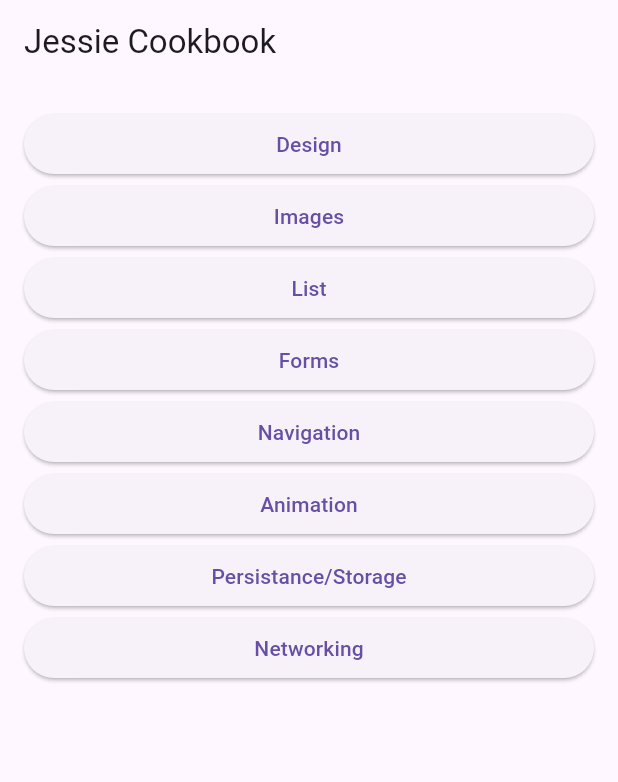
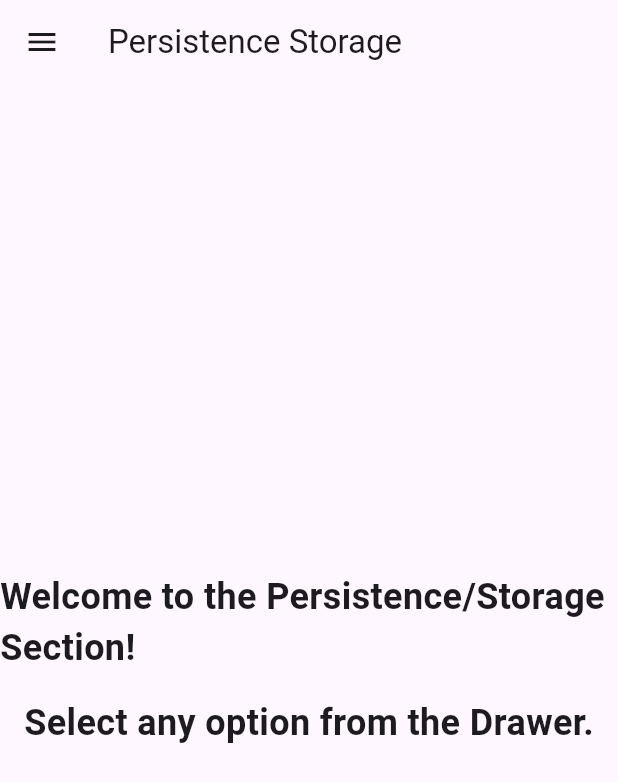
Before and after one commit to Jess4lxy/Jessie_Cookbook, a Flutter app: the screen it shows after launch, after a tap on "Persistance/Storage", on a phone screen of 412 x 824 dp. Shown: the top 782 px of the screen. Run offline on Flutter 3.47's test engine with Material 3 defaults, Android fonts, the phone set to English and light mode, and no system bars; our stand-ins replace shared_preferences, sqflite, transparent_image; accounts and stored records are empty; network calls fail.

Commit message:
other java version usage + all the persistance screen done

```diff
--- a/src/lib/main.dart
+++ b/src/lib/main.dart
@@ -6,6 +6,7 @@ import 'screens/list_screen.dart';
 import 'screens/forms_screen.dart';
 import 'screens/navigation_screen.dart';
 import 'screens/animation_screen.dart';
+import 'screens/persistance_storage_screen.dart';
 
 void main() => runApp(const MyApp());
 
@@ -28,6 +29,7 @@ class MyApp extends StatelessWidget {
         '/forms': (context) => const FormsScreen(),
         '/navigation': (context) => const NavigationScreen(),
         '/animation': (context) => const AnimationScreen(),
+        '/persistance': (context) => const PersistanceStorageScreen(),
       },
     );
   }
--- /dev/null
+++ b/src/lib/screens/persistance_storage_screen.dart
@@ -0,0 +1,389 @@
+import 'package:flutter/material.dart';
+import 'package:path/path.dart';
+import 'package:sqflite/sqflite.dart';
+import 'dart:io';
+import 'package:path_provider/path_provider.dart';
+import 'package:shared_preferences/shared_preferences.dart';
+
+class CounterStorage {
+  Future<String> get _localPath async {
+    final directory = await getApplicationDocumentsDirectory();
+    return directory.path;
+  }
+
+  Future<File> get _localFile async {
+    final path = await _localPath;
+    return File('$path/counter.txt');
+  }
+
+  Future<int> readCounter() async {
+    try {
+      final file = await _localFile;
+      final contents = await file.readAsString();
+      return int.parse(contents);
+    } catch (e) {
+      return 0;
+    }
+  }
+
+  Future<File> writeCounter(int counter) async {
+    final file = await _localFile;
+    return file.writeAsString('$counter');
+  }
+}
+
+class PersistanceStorageScreen extends StatefulWidget {
+  const PersistanceStorageScreen({super.key});
+
+  @override
+  State<PersistanceStorageScreen> createState() =>
+      _PersistenceStorageScreenState();
+}
+
+class _PersistenceStorageScreenState extends State<PersistanceStorageScreen> {
+  late Database database;
+  List<Dog> dogsList = [];
+  int _selectedIndex = 0;
+  final TextEditingController _nameController = TextEditingController();
+  final TextEditingController _ageController = TextEditingController();
+  int _counter = 0;
+
+  final CounterStorage storage = CounterStorage();
+
+  @override
+  void initState() {
+    super.initState();
+    _initializeDatabase();
+    storage.readCounter().then((value) {
+      setState(() {
+        _counter = value;
+      });
+    });
+  }
+
+  // Inicializar la base de datos y cargar los perros al iniciar
+  void _initializeDatabase() async {
+    database = await openDatabase(
+      join(await getDatabasesPath(), 'doggie_database.db'),
+      onCreate: (db, version) {
+        return db.execute(
+          'CREATE TABLE dogs(id INTEGER PRIMARY KEY AUTOINCREMENT, name TEXT, age INTEGER)',
+        );
+      },
+      version: 1,
+    );
+    _loadDogs();
+  }
+
+  Future<void> _loadDogs() async {
+    List<Dog> loadedDogs = await _retrieveDogs();
+    setState(() {
+      dogsList = loadedDogs;
+    });
+  }
+
+  Future<List<Dog>> _retrieveDogs() async {
+    final db = database;
+    final List<Map<String, dynamic>> maps = await db.query('dogs');
+    return List.generate(maps.length, (i) {
+      return Dog(
+        id: maps[i]['id'],
+        name: maps[i]['name'],
+        age: maps[i]['age'],
+      );
+    });
+  }
+
+  Future<void> _insertDog(String name, int age) async {
+    final db = database;
+    Dog newDog = Dog(id: 0, name: name, age: age);
+    await db.insert(
+      'dogs',
+      newDog.toMap(),
+      conflictAlgorithm: ConflictAlgorithm.ignore,
+    );
+    _loadDogs();
+  }
+
+  void _addDog() {
+    final String name = _nameController.text;
+    final int? age = int.tryParse(_ageController.text);
+    if (name.isNotEmpty && age != null) {
+      _insertDog(name, age);
+      _nameController.clear();
+      _ageController.clear();
+    }
+  }
+
+  Future<void> _incrementCounter() async {
+    setState(() {
+      _counter++;
+    });
+    await storage.writeCounter(_counter); // Guardar el contador en el archivo
+  }
+
+  Widget _readAndWriteFiles() {
+    return Column(
+      mainAxisAlignment: MainAxisAlignment.center,
+      children: [
+        Text(
+          'Button tapped $_counter time${_counter == 1 ? '' : 's'}.',
+          style: TextStyle(fontSize: 24),
+        ),
+        SizedBox(height: 16),
+        FloatingActionButton(
+          onPressed: _incrementCounter,
+          tooltip: 'Increment',
+          child: Icon(Icons.add),
+        ),
+      ],
+    );
+  }
+
+  Widget _persistDataWithSQLite() {
+    return Column(
+      mainAxisAlignment: MainAxisAlignment.center,
+      children: [
+        const Text(
+          'Persisting data with SQLite',
+          style: TextStyle(fontSize: 24, fontWeight: FontWeight.bold),
+        ),
+        const SizedBox(height: 16),
+        Padding(
+          padding: const EdgeInsets.symmetric(horizontal: 16.0),
+          child: Column(
+            children: [
+              TextField(
+                controller: _nameController,
+                decoration: const InputDecoration(
+                  labelText: 'Enter Dog Name',
+                  border: OutlineInputBorder(),
+                ),
+              ),
+              const SizedBox(height: 8),
+              TextField(
+                controller: _ageController,
+                keyboardType: TextInputType.number,
+                decoration: const InputDecoration(
+                  labelText: 'Enter Dog Age',
+                  border: OutlineInputBorder(),
+                ),
+              ),
+              const SizedBox(height: 16),
+              ElevatedButton(
+                onPressed: _addDog,
+                child: const Text('Add Dog'),
+              ),
+            ],
+          ),
+        ),
+        const SizedBox(height: 32),
+        Expanded(
+          child: ListView.builder(
+            itemCount: dogsList.length,
+            itemBuilder: (context, index) {
+              final dog = dogsList[index];
+              return ListTile(
+                leading: Icon(Icons.pets),
+                title: Text(dog.name),
+                subtitle: Text('Age: ${dog.age}'),
+              );
+            },
+          ),
+        ),
+      ],
+    );
+  }
+
+  Widget _storeKeyValueDataOnDisk() {
+  return _CounterWidget();
+  }
+
+  void _onItemTapped(int index) {
+    setState(() {
+      _selectedIndex = index;
+    });
+  }
+
+  @override
+  Widget build(BuildContext context) {
+    return Scaffold(
+      appBar: AppBar(
+        title: const Text('Persistence Storage'),
+        leading: Builder(
+          builder: (context) {
+            return IconButton(
+              icon: const Icon(Icons.menu),
+              onPressed: () {
+                Scaffold.of(context).openDrawer();
+              },
+            );
+          },
+        ),
+      ),
+      body: Center(
+        child: _selectedIndex == 1
+            ? _persistDataWithSQLite()
+            : _selectedIndex == 2
+                ? _readAndWriteFiles()
+                : _selectedIndex == 3
+                    ? _storeKeyValueDataOnDisk()
+                    : Column(
+                        mainAxisAlignment: MainAxisAlignment.center,
+                        children: [
+                          const Text(
+                            'Welcome to the Persistence/Storage Section!',
+                            style: TextStyle(
+                              fontSize: 24,
+                              fontWeight: FontWeight.bold,
+                            ),
+                          ),
+                          const SizedBox(height: 16),
+                          const Text(
+                            'Select any option from the Drawer.',
+                            style: TextStyle(
+                              fontSize: 24,
+                              fontWeight: FontWeight.bold,
+                            ),
+                          ),
+                        ],
+                      ),
+      ),
+      drawer: Drawer(
+        child: Column(
+          children: [
+            DrawerHeader(
+              decoration: const BoxDecoration(color: Colors.blue),
+              child: Row(
+                mainAxisAlignment: MainAxisAlignment.spaceBetween,
+                children: [
+                  const Text(
+                    'Drawer Header',
+                    style: TextStyle(color: Colors.white, fontSize: 18),
+                  ),
+                  IconButton(
+                    icon: const Icon(Icons.arrow_back, color: Colors.white),
+                    onPressed: () {
+                      Navigator.pop(context);
+                      Navigator.popUntil(context, ModalRoute.withName('/'));
+                    },
+                    tooltip: 'Back to home',
+                  ),
+                ],
+              ),
+            ),
+            ListTile(
+              title: const Text('Welcome Persistence/Storage'),
+              selected: _selectedIndex == 0,
+              onTap: () {
+                _onItemTapped(0);
+                Navigator.pop(context);
+              },
+            ),
+            ListTile(
+              title: const Text('Persist data with SQLite'),
+              selected: _selectedIndex == 1,
+              onTap: () {
+                _onItemTapped(1);
+                Navigator.pop(context);
+              },
+            ),
+            ListTile(
+              title: const Text('Read and write files'),
+              selected: _selectedIndex == 2,
+              onTap: () {
+                _onItemTapped(2);
+                Navigator.pop(context);
+              },
+            ),
+            ListTile(
+              title: const Text('Store key-value data on disk'),
+              selected: _selectedIndex == 3,
+              onTap: () {
+                _onItemTapped(3);
+                Navigator.pop(context);
+              },
+            ),
+          ],
+        ),
+      ),
+    );
+  }
+}
+
+class Dog {
+  final int id;
+  final String name;
+  final int age;
+
+  Dog({
+    required this.id,
+    required this.name,
+    required this.age,
+  });
+
+  // Convertir un objeto Dog a un Map
+  Map<String, Object?> toMap() {
+    return {
+      'name': name,
+      'age': age,
+    };
+  }
+
+  @override
+  String toString() {
+    return 'Dog{id: $id, name: $name, age: $age}';
+  }
+}
+
+class _CounterWidget extends StatefulWidget {
+  @override
+  State<_CounterWidget> createState() => _CounterWidgetState();
+}
+
+class _CounterWidgetState extends State<_CounterWidget> {
+  int _counter = 0;
+
+  @override
+  void initState() {
+    super.initState();
+    _loadCounter();
+  }
+
+  Future<void> _loadCounter() async {
+    final prefs = await SharedPreferences.getInstance();
+    setState(() {
+      _counter = prefs.getInt('counter') ?? 0;
+    });
+  }
+
+  Future<void> _incrementCounterKey() async {
+    final prefs = await SharedPreferences.getInstance();
+    final currentCounter = prefs.getInt('counter') ?? 0;
+    final newCounter = currentCounter + 1;
+    await prefs.setInt('counter', newCounter);
+    setState(() {
+      _counter = newCounter;
+    });
+  }
+
+  @override
+  Widget build(BuildContext context) {
+    return Center(
+      child: Column(
+        mainAxisAlignment: MainAxisAlignment.center,
+        children: [
+          const Text('Stored Counter Value:'),
+          Text(
+            '$_counter',
+            style: Theme.of(context).textTheme.headlineMedium,
+          ),
+          ElevatedButton(
+            onPressed: _incrementCounterKey,
+            child: const Text('Increment Counter'),
+          ),
+        ],
+      ),
+    );
+  }
+}
--- a/src/pubspec.yaml
+++ b/src/pubspec.yaml
@@ -15,6 +15,10 @@ dependencies:
   english_words: ^4.0.0
   provider: ^6.1.2
   transparent_image: ^2.0.1
+  sqflite: ^2.0.0+4
+  path: ^1.9.0
+  shared_preferences: ^2.3.5
+  path_provider: ^2.1.5
 
 dev_dependencies:
   flutter_test:
```
Also changed, not shown: src/pubspec.lock, 4 other files.
